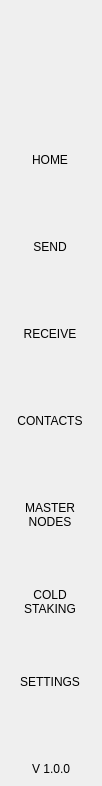
Qt form src/qt/rapids/forms/navmenuwidget.ui (RapidsOfficial/Rapids) before a commit.
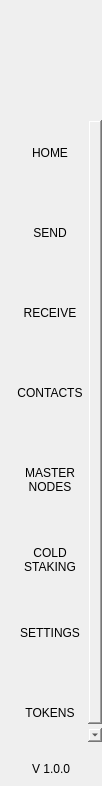
The same form after that commit.

Diff of the .ui file:
```diff
--- a/src/qt/rapids/forms/navmenuwidget.ui
+++ b/src/qt/rapids/forms/navmenuwidget.ui
@@ -337,6 +337,32 @@
             </property>
            </widget>
           </item>
+          <item>
+           <widget class="QToolButton" name="btnTokens">
+            <property name="minimumSize">
+             <size>
+              <width>100</width>
+              <height>80</height>
+             </size>
+            </property>
+            <property name="text">
+             <string>TOKENS
+</string>
+            </property>
+            <property name="iconSize">
+             <size>
+              <width>32</width>
+              <height>32</height>
+             </size>
+            </property>
+            <property name="checkable">
+             <bool>true</bool>
+            </property>
+            <property name="autoExclusive">
+             <bool>true</bool>
+            </property>
+           </widget>
+          </item>
          </layout>
         </widget>
        </widget>
```
